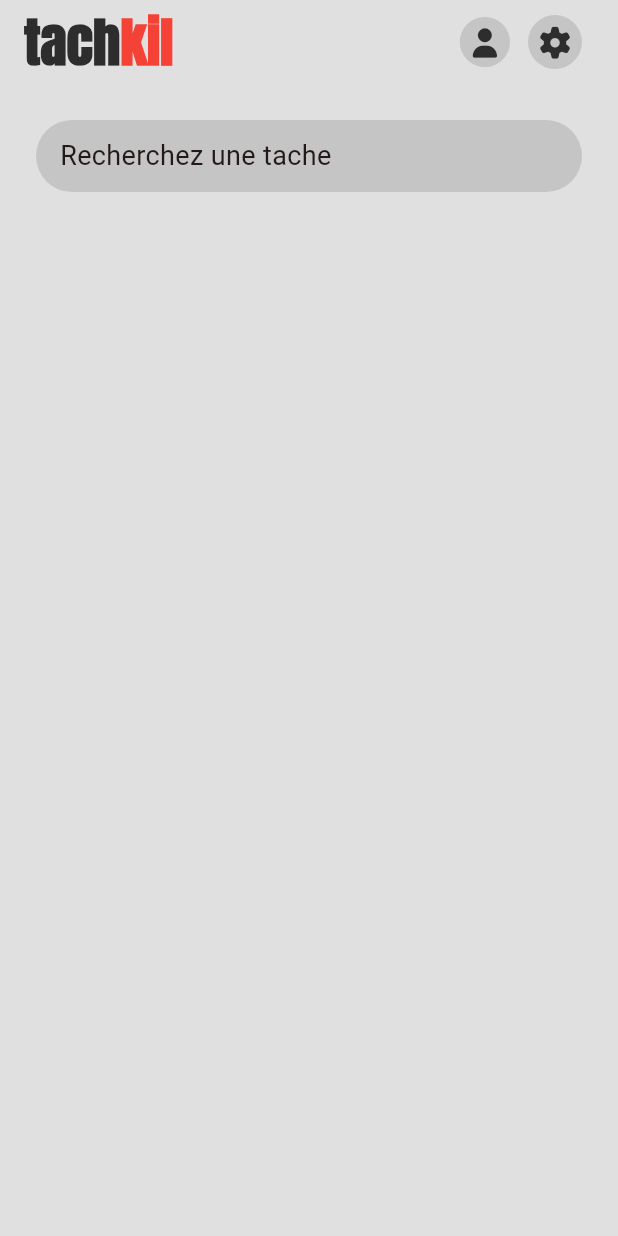
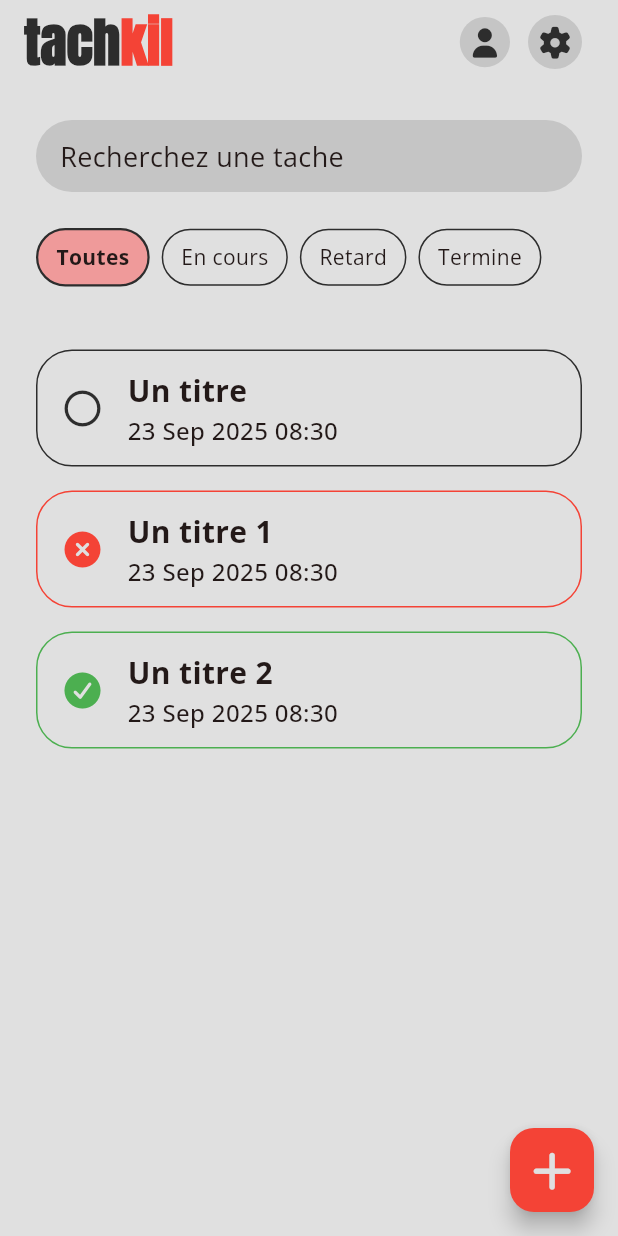
Before and after one commit to Peughy/tachkil, a Flutter app: the screen it shows after launch, on a phone screen of 412 x 824 dp. Run offline on Flutter 3.47's test engine with Material 3 defaults, Android fonts, the light colour scheme and no system bars; our stand-ins replace font_awesome_flutter, google_fonts.

Commit message:
Finish the main design page

```diff
--- a/lib/main.dart
+++ b/lib/main.dart
@@ -1,6 +1,6 @@
 import 'package:flutter/material.dart';
-import 'package:tachkil/src/home_page.dart';
-import 'package:tachkil/utils/constant.dart';
+import 'package:tachkil/src/pages/home_page.dart';
+import 'package:tachkil/src/utils/constant.dart';
 
 void main() {
   runApp(const MyApp());
--- a/lib/src/home_page.dart
+++ /dev/null
@@ -1,102 +0,0 @@
-import 'package:flutter/material.dart';
-import 'package:font_awesome_flutter/font_awesome_flutter.dart';
-import 'package:google_fonts/google_fonts.dart';
-import 'package:tachkil/utils/constant.dart';
-
-class HomePage extends StatelessWidget {
-  const HomePage({super.key});
-
-  @override
-  Widget build(BuildContext context) {
-    return Scaffold(
-      backgroundColor: whiteColor,
-      appBar: AppBar(
-        backgroundColor: whiteColor,
-        surfaceTintColor: whiteColor,
-        title: Text.rich(
-          TextSpan(
-            text: "tach",
-            style: GoogleFonts.anton(
-              fontSize: 36,
-              color: dartColor,
-              fontWeight: FontWeight.bold,
-            ),
-            children: [
-              TextSpan(
-                text: "kil",
-                style: GoogleFonts.anton(
-                  fontSize: 36,
-                  fontWeight: FontWeight.bold,
-                  color: mainColor,
-                ),
-              ),
-            ],
-          ),
-        ),
-        actions: [
-          Padding(
-            padding: EdgeInsets.only(right: 24),
-            child: Row(
-              spacing: 12,
-              children: [
-                Container(
-                  padding: EdgeInsets.all(8),
-                  decoration: BoxDecoration(
-                    color: Colors.black12,
-                    shape: BoxShape.circle,
-                  ),
-                  child: FaIcon(
-                    FontAwesomeIcons.solidUser,
-                    size: 20,
-                    color: dartColor,
-                  ),
-                ),
-                Container(
-                  padding: EdgeInsets.all(8),
-                  decoration: BoxDecoration(
-                    color: Colors.black12,
-                    shape: BoxShape.circle,
-                  ),
-                  child: FaIcon(
-                    FontAwesomeIcons.gear,
-                    size: 20,
-                    color: dartColor,
-                  ),
-                ),
-              ],
-            ),
-          ),
-        ],
-      ),
-      body: Padding(
-        padding: const EdgeInsets.all(24),
-        child: ListView(
-          children: [
-            TextFormField(
-              decoration: InputDecoration(
-                contentPadding: EdgeInsets.symmetric(horizontal: 12),
-                fillColor: Colors.black12,
-                filled: true,
-                hint: Text(
-                  "Recherchez une tache",
-                  style: GoogleFonts.roboto(
-                    fontSize: 18,
-                    fontWeight: FontWeight.w400,
-                  ),
-                ),
-                border: OutlineInputBorder(
-                  borderRadius: BorderRadius.circular(24),
-                  borderSide: BorderSide.none,
-                ),
-                focusedBorder: OutlineInputBorder(
-                  borderRadius: BorderRadius.circular(24),
-                  borderSide: BorderSide.none,
-                ),
-              ),
-            ),
-          ],
-        ),
-      ),
-    );
-  }
-}
--- /dev/null
+++ b/lib/src/models/action_button_model.dart
@@ -0,0 +1,11 @@
+class ActionButtonModel {
+  final String text;
+  bool isSelected;
+  int? statut;
+
+  ActionButtonModel({
+    required this.text,
+    required this.isSelected,
+    required this.statut,
+  });
+}
--- /dev/null
+++ b/lib/src/models/task_model.dart
@@ -0,0 +1,26 @@
+class TaskModel {
+  final String title;
+  final String? description;
+  final String? location;
+  final DateTime time;
+  int statut;
+
+  TaskModel({
+    required this.title,
+    required this.time,
+    this.description,
+    this.location,
+    required this.statut,
+  });
+}
+
+
+/*
+
+statut
+
+-1 : late
+0 : in progress
+1: finish
+
+*/
--- /dev/null
+++ b/lib/src/pages/home_page.dart
@@ -0,0 +1,180 @@
+import 'package:flutter/material.dart';
+import 'package:font_awesome_flutter/font_awesome_flutter.dart';
+import 'package:google_fonts/google_fonts.dart';
+import 'package:tachkil/src/models/action_button_model.dart';
+import 'package:tachkil/src/models/task_model.dart';
+import 'package:tachkil/src/utils/constant.dart';
+import 'package:tachkil/src/widgets/action_button_widget.dart';
+import 'package:tachkil/src/widgets/task_widget.dart';
+
+class HomePage extends StatefulWidget {
+  const HomePage({super.key});
+
+  @override
+  State<HomePage> createState() => _HomePageState();
+}
+
+// this param is used for filter the task statut
+int? statutSelected;
+
+List<ActionButtonModel> actionButtonModels = [
+  ActionButtonModel(text: "Toutes", isSelected: true, statut: null),
+  ActionButtonModel(text: "En cours", isSelected: false, statut: 0),
+  ActionButtonModel(text: "Retard", isSelected: false, statut: -1),
+  ActionButtonModel(text: "Termine", isSelected: false, statut: 1),
+];
+
+List<TaskModel> taskModels = [
+  TaskModel(title: "Un titre", time: DateTime(2025, 9, 23, 8, 30), statut: 0),
+  TaskModel(
+    title: "Un titre 1",
+    time: DateTime(2025, 9, 23, 8, 30),
+    statut: -1,
+  ),
+  TaskModel(title: "Un titre 2", time: DateTime(2025, 9, 23, 8, 30), statut: 1),
+];
+
+class _HomePageState extends State<HomePage> {
+  @override
+  Widget build(BuildContext context) {
+    return Scaffold(
+      backgroundColor: whiteColor,
+      appBar: AppBar(
+        backgroundColor: whiteColor,
+        surfaceTintColor: whiteColor,
+        title: Text.rich(
+          TextSpan(
+            text: "tach",
+            style: GoogleFonts.anton(
+              fontSize: 36,
+              color: dartColor,
+              fontWeight: FontWeight.bold,
+            ),
+            children: [
+              TextSpan(
+                text: "kil",
+                style: GoogleFonts.anton(
+                  fontSize: 36,
+                  fontWeight: FontWeight.bold,
+                  color: mainColor,
+                ),
+              ),
+            ],
+          ),
+        ),
+        actions: [
+          Padding(
+            padding: EdgeInsets.only(right: 24),
+            child: Row(
+              spacing: 12,
+              children: [
+                Container(
+                  padding: EdgeInsets.all(8),
+                  decoration: BoxDecoration(
+                    color: Colors.black12,
+                    shape: BoxShape.circle,
+                  ),
+                  child: FaIcon(
+                    FontAwesomeIcons.solidUser,
+                    size: 20,
+                    color: dartColor,
+                  ),
+                ),
+                Container(
+                  padding: EdgeInsets.all(8),
+                  decoration: BoxDecoration(
+                    color: Colors.black12,
+                    shape: BoxShape.circle,
+                  ),
+                  child: FaIcon(
+                    FontAwesomeIcons.gear,
+                    size: 20,
+                    color: dartColor,
+                  ),
+                ),
+              ],
+            ),
+          ),
+        ],
+      ),
+
+      floatingActionButton: FloatingActionButton(
+        onPressed: () {},
+        backgroundColor: mainColor,
+        child: FaIcon(FontAwesomeIcons.plus, size: 28, color: whiteColor),
+      ),
+      body: Padding(
+        padding: const EdgeInsets.all(24),
+        child: ListView(
+          children: [
+            TextFormField(
+              decoration: InputDecoration(
+                contentPadding: EdgeInsets.symmetric(horizontal: 12),
+                fillColor: Colors.black12,
+                filled: true,
+                hint: Text(
+                  "Recherchez une tache",
+                  style: GoogleFonts.openSans(
+                    fontSize: 18,
+                    fontWeight: FontWeight.w400,
+                  ),
+                ),
+                border: OutlineInputBorder(
+                  borderRadius: BorderRadius.circular(24),
+                  borderSide: BorderSide.none,
+                ),
+                focusedBorder: OutlineInputBorder(
+                  borderRadius: BorderRadius.circular(24),
+                  borderSide: BorderSide.none,
+                ),
+              ),
+            ),
+            SizedBox(height: 24),
+            SingleChildScrollView(
+              scrollDirection: Axis.horizontal,
+              child: Row(
+                children: List.generate(actionButtonModels.length, (index) {
+                  return Padding(
+                    padding: EdgeInsetsGeometry.only(right: 8),
+                    child: GestureDetector(
+                      onTap: () {
+                        setState(() {
+                          for (ActionButtonModel actionButtonModel
+                              in actionButtonModels) {
+                            actionButtonModel.isSelected = false;
+                          }
+
+                          actionButtonModels[index].isSelected = true;
+                          statutSelected = actionButtonModels[index].statut;
+                        });
+                      },
+                      child: ActionButtonWidget(
+                        actionButtonModel: actionButtonModels[index],
+                      ),
+                    ),
+                  );
+                }),
+              ),
+            ),
+            SizedBox(height: 42),
+            ListView.builder(
+              shrinkWrap: true,
+              physics: NeverScrollableScrollPhysics(),
+              itemCount: taskModels.length,
+              itemBuilder: (context, index) {
+                // ignore: unnecessary_null_comparison
+                return (statutSelected == null ||
+                        statutSelected == taskModels[index].statut)
+                    ? Padding(
+                        padding: const EdgeInsets.only(bottom: 16),
+                        child: TaskWidget(taskModel: taskModels[index]),
+                      )
+                    : SizedBox.shrink();
+              },
+            ),
+          ],
+        ),
+      ),
+    );
+  }
+}
--- /dev/null
+++ b/lib/src/widgets/action_button_widget.dart
@@ -0,0 +1,35 @@
+import 'package:flutter/material.dart';
+import 'package:google_fonts/google_fonts.dart';
+import 'package:tachkil/src/models/action_button_model.dart';
+import 'package:tachkil/src/utils/constant.dart';
+
+class ActionButtonWidget extends StatelessWidget {
+  final ActionButtonModel actionButtonModel;
+  const ActionButtonWidget({super.key, required this.actionButtonModel});
+
+  @override
+  Widget build(BuildContext context) {
+    return Container(
+      padding: EdgeInsets.symmetric(vertical: 8, horizontal: 12),
+      decoration: BoxDecoration(
+        borderRadius: BorderRadius.circular(24),
+        border: Border.all(
+          color: dartColor,
+          width: actionButtonModel.isSelected ? 1.5 : 1,
+        ),
+        color: actionButtonModel.isSelected
+            ? Colors.red[200]
+            : Colors.transparent,
+      ),
+      child: Text(
+        actionButtonModel.text,
+        style: GoogleFonts.openSans(
+          fontSize: 14,
+          fontWeight: actionButtonModel.isSelected
+              ? FontWeight.bold
+              : FontWeight.normal,
+        ),
+      ),
+    );
+  }
+}
--- /dev/null
+++ b/lib/src/widgets/task_widget.dart
@@ -0,0 +1,103 @@
+import 'package:flutter/material.dart';
+import 'package:font_awesome_flutter/font_awesome_flutter.dart';
+import 'package:google_fonts/google_fonts.dart';
+import 'package:tachkil/src/models/task_model.dart';
+import 'package:tachkil/src/utils/constant.dart';
+
+class TaskWidget extends StatefulWidget {
+  final TaskModel taskModel;
+  const TaskWidget({super.key, required this.taskModel});
+
+  @override
+  State<TaskWidget> createState() => _TaskWidgetState();
+}
+
+class _TaskWidgetState extends State<TaskWidget> {
+  String addZeros(int nbr) {
+    return nbr < 10 ? '0$nbr' : "$nbr";
+  }
+
+  String displayMonth(int month) {
+    List<String> months = [
+      'Jan',
+      'Fev',
+      'Mar',
+      'Avr',
+      'Mai',
+      'Jui',
+      'Juil',
+      'Au',
+      'Sep',
+      'Oct',
+      'Nov',
+      'Dec',
+    ];
+    return months[month - 1];
+  }
+
+  @override
+  Widget build(BuildContext context) {
+    return Container(
+      padding: EdgeInsets.symmetric(vertical: 12, horizontal: 18),
+      decoration: BoxDecoration(
+        border: Border.all(
+          width: 1,
+          color: widget.taskModel.statut == 1
+              ? Colors.green
+              : widget.taskModel.statut == 0
+              ? dartColor
+              : mainColor,
+        ),
+        borderRadius: BorderRadius.circular(24),
+      ),
+      child: Row(
+        spacing: 18,
+        children: [
+          GestureDetector(
+            onTap: (){
+              if(widget.taskModel.statut == 0){
+                setState(() {
+                  widget.taskModel.statut = 1;
+                });
+              }
+            },
+            child: FaIcon(
+              widget.taskModel.statut == 0
+                  ? FontAwesomeIcons.circle
+                  : widget.taskModel.statut == -1
+                  ? FontAwesomeIcons.solidCircleXmark
+                  : FontAwesomeIcons.solidCircleCheck,
+              size: 24,
+              color: widget.taskModel.statut == 1
+                  ? Colors.green
+                  : widget.taskModel.statut == 0
+                  ? dartColor
+                  : mainColor,
+            ),
+          ),
+          Expanded(
+            child: Column(
+              crossAxisAlignment: CrossAxisAlignment.start,
+              children: [
+                Text(
+                  widget.taskModel.title,
+                  style: GoogleFonts.openSans(
+                    fontSize: 20,
+                    fontWeight: FontWeight.bold,
+                  ),
+                ),
+                Text(
+                  "${addZeros(widget.taskModel.time.day)} ${displayMonth(widget.taskModel.time.month)} ${widget.taskModel.time.year} ${addZeros(widget.taskModel.time.hour)}:${addZeros(widget.taskModel.time.minute)}",
+                  style: GoogleFonts.openSans(
+                    fontSize: 16,
+                    fontWeight: FontWeight.w500,
+                  ),
+                ),
+              ],
+            ),
+          ),
+        ],
+      ),
+    );
+  }
+}
--- a/pubspec.yaml
+++ b/pubspec.yaml
@@ -14,6 +14,7 @@ dependencies:
   google_fonts: ^6.3.3
   font_awesome_flutter: ^10.12.0
   icons_launcher: ^3.0.3
+  provider: ^6.1.5+1
 
 dev_dependencies:
   flutter_test:
```
Also changed, not shown: lib/src/utils/constant.dart (renamed from lib/utils/constant.dart), pubspec.lock.
